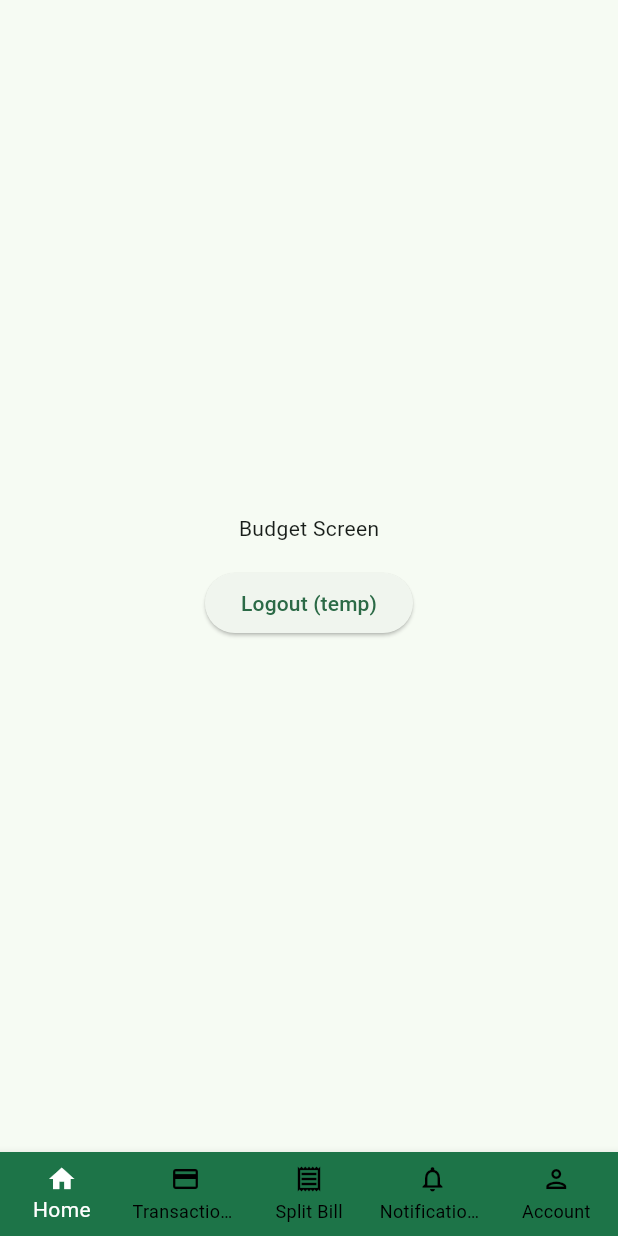
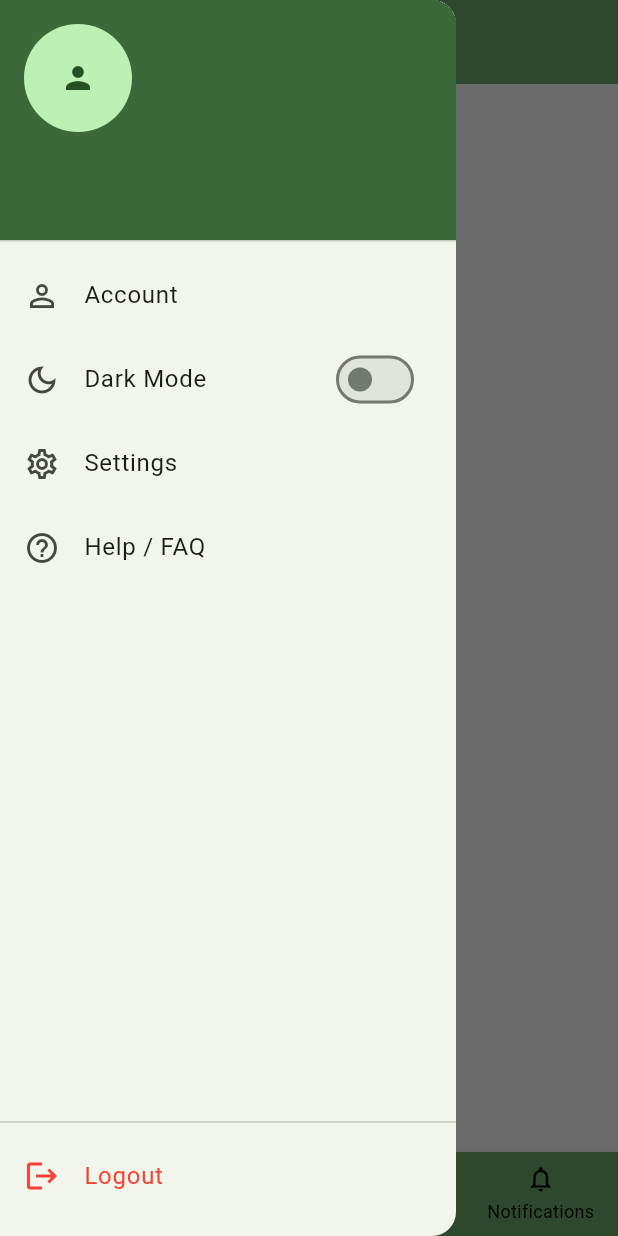
Before and after one commit to markangelojuan/salapify, a Flutter app: the HomeScreen screen opened by its route, with the side drawer open (before the commit the screen has no drawer), on a phone screen of 412 x 824 dp. Run offline on Flutter 3.47's test engine with Material 3 defaults, Android fonts, the phone set to English and light mode, and no system bars; our stand-ins replace cloud_firestore, firebase_auth, firebase_core, flutter_riverpod, go_router, riverpod_annotation and 1 more; accounts and stored records are empty; generated files the repository leaves out were written again.

Commit message:
feat: added drawer and dark theme

```diff
--- a/lib/core/screens/home_screen.dart
+++ b/lib/core/screens/home_screen.dart
@@ -1,6 +1,6 @@
 import 'package:flutter/material.dart';
+import 'package:salapify/core/widgets/app_drawer.dart';
 import 'package:salapify/features/notification/presentation/screens/notification_screen.dart';
-import 'package:salapify/features/authentication/presentation/screens/account_screen.dart';
 import 'package:salapify/features/budget/presentation/screens/budget_screen.dart';
 import 'package:salapify/features/budget/presentation/screens/split_bills_screen.dart';
 import 'package:salapify/features/budget/presentation/screens/transaction_screen.dart';
@@ -20,12 +20,15 @@ class _HomeScreenState extends State<HomeScreen> {
     TransactionScreen(),
     SplitBillsScreen(),
     NotificationScreen(),
-    AccountScreen(),
   ];
+
+  static const _titles = ['Budget', 'Transactions', 'Split Bill', 'Notifications'];
 
   @override
   Widget build(BuildContext context) {
     return Scaffold(
+      appBar: AppBar(title: Text(_titles[currentIndex])),
+      drawer: const AppDrawer(),
       body: IndexedStack(
         index: currentIndex,
         children: _screens,
@@ -52,11 +55,6 @@ class _HomeScreenState extends State<HomeScreen> {
             activeIcon: Icon(Icons.notifications),
             label: 'Notifications',
           ),
-          BottomNavigationBarItem(
-            icon: Icon(Icons.person_outlined),
-            activeIcon: Icon(Icons.person),
-            label: 'Account',
-          ),
         ],
         currentIndex: currentIndex,
         onTap: (value) => setState(() => currentIndex = value),
--- /dev/null
+++ b/lib/core/theme/app_theme.dart
@@ -0,0 +1,42 @@
+import 'package:flutter/material.dart';
+import 'package:salapify/core/theme/app_colors.dart';
+
+class AppTheme {
+  static ThemeData light = ThemeData(
+    brightness: Brightness.light,
+    scaffoldBackgroundColor: AppColors.background,
+    colorScheme: ColorScheme.fromSeed(
+      seedColor: AppColors.primary,
+      brightness: Brightness.light,
+    ),
+    appBarTheme: const AppBarTheme(
+      backgroundColor: AppColors.primary,
+      foregroundColor: Colors.white,
+      centerTitle: true,
+    ),
+    bottomNavigationBarTheme: const BottomNavigationBarThemeData(
+      backgroundColor: AppColors.primary,
+      selectedItemColor: Colors.white,
+      unselectedItemColor: Colors.black,
+    ),
+  );
+
+  static ThemeData dark = ThemeData(
+    brightness: Brightness.dark,
+    scaffoldBackgroundColor: const Color(0xFF121212),
+    colorScheme: ColorScheme.fromSeed(
+      seedColor: AppColors.primary,
+      brightness: Brightness.dark,
+    ),
+    appBarTheme: const AppBarTheme(
+      backgroundColor: Color(0xFF1E1E1E),
+      foregroundColor: Colors.white,
+      centerTitle: true,
+    ),
+    bottomNavigationBarTheme: const BottomNavigationBarThemeData(
+      backgroundColor: Color(0xFF1E1E1E),
+      selectedItemColor: Colors.white,
+      unselectedItemColor: Colors.grey,
+    ),
+  );
+}
--- /dev/null
+++ b/lib/core/theme/theme_controller.dart
@@ -0,0 +1,32 @@
+import 'package:flutter/material.dart';
+import 'package:riverpod_annotation/riverpod_annotation.dart';
+import 'package:shared_preferences/shared_preferences.dart';
+
+part 'theme_controller.g.dart';
+
+const _themeKey = 'theme_mode';
+
+@Riverpod(keepAlive: true)
+class ThemeController extends _$ThemeController {
+  @override
+  ThemeMode build() {
+    _loadTheme();
+    return ThemeMode.light;
+  }
+
+  Future<void> _loadTheme() async {
+    final prefs = await SharedPreferences.getInstance();
+    final saved = prefs.getString(_themeKey);
+    if (saved == 'dark') {
+      state = ThemeMode.dark;
+    } else if (saved == 'light') {
+      state = ThemeMode.light;
+    }
+  }
+
+  Future<void> toggle() async {
+    state = state == ThemeMode.light ? ThemeMode.dark : ThemeMode.light;
+    final prefs = await SharedPreferences.getInstance();
+    await prefs.setString(_themeKey, state == ThemeMode.dark ? 'dark' : 'light');
+  }
+}
--- /dev/null
+++ b/lib/core/widgets/app_drawer.dart
@@ -0,0 +1,92 @@
+import 'package:flutter/material.dart';
+import 'package:flutter_riverpod/flutter_riverpod.dart';
+import 'package:go_router/go_router.dart';
+import 'package:salapify/core/theme/theme_controller.dart';
+import 'package:salapify/features/authentication/data/auth_repository.dart';
+import 'package:salapify/features/authentication/presentation/controllers/auth_controller.dart';
+import 'package:salapify/router/guest_controller.dart';
+
+class AppDrawer extends ConsumerWidget {
+  const AppDrawer({super.key});
+
+  @override
+  Widget build(BuildContext context, WidgetRef ref) {
+    final user = ref.watch(currentUserProvider);
+    final isGuest = ref.watch(guestModeProvider);
+    final themeMode = ref.watch(themeControllerProvider);
+
+    return Drawer(
+      child: SafeArea(
+        child: Column(
+          children: [
+            UserAccountsDrawerHeader(
+              accountName: Text(user?.displayName ?? "User"),
+              accountEmail: Text(user?.email ?? ""),
+              currentAccountPicture: const CircleAvatar(
+                child: Icon(Icons.person),
+              ),
+            ),
+            ListTile(
+              leading: const Icon(Icons.person_outline),
+              title: const Text("Account"),
+              onTap: () {
+                Navigator.pop(context);
+                if (isGuest) {
+                  ref.read(guestModeProvider.notifier).disable();
+                  context.go('/sign-in');
+                } else {
+                  context.push('/account');
+                }
+              },
+            ),
+            SwitchListTile(
+              secondary: const Icon(Icons.dark_mode_outlined),
+              title: const Text("Dark Mode"),
+              value: themeMode == ThemeMode.dark,
+              onChanged: (_) =>
+                  ref.read(themeControllerProvider.notifier).toggle(),
+            ),
+            ListTile(
+              leading: const Icon(Icons.settings_outlined),
+              title: const Text("Settings"),
+              onTap: () {
+                Navigator.pop(context);
+                context.push('/settings');
+              },
+            ),
+            ListTile(
+              leading: const Icon(Icons.help_outline),
+              title: const Text("Help / FAQ"),
+              onTap: () {
+                Navigator.pop(context);
+                context.push('/help');
+              },
+            ),
+            const Spacer(),
+            const Divider(),
+            ListTile(
+              leading: Icon(
+                isGuest ? Icons.login : Icons.logout,
+                color: isGuest ? null : Colors.red,
+              ),
+              title: Text(
+                isGuest ? "Sign In" : "Logout",
+                style: isGuest ? null : const TextStyle(color: Colors.red),
+              ),
+              onTap: () {
+                Navigator.pop(context);
+                if (isGuest) {
+                  ref.read(guestModeProvider.notifier).disable();
+                  context.go('/sign-in');
+                } else {
+                  ref.read(authControllerProvider.notifier).signOut();
+                }
+              },
+            ),
+            const SizedBox(height: 12),
+          ],
+        ),
+      ),
+    );
+  }
+}
--- a/lib/features/authentication/presentation/widgets/sign_in_form.dart
+++ b/lib/features/authentication/presentation/widgets/sign_in_form.dart
@@ -7,6 +7,7 @@ import 'package:salapify/core/widgets/common_snackbar.dart';
 import 'package:salapify/features/authentication/presentation/controllers/auth_controller.dart';
 import 'package:salapify/router/routes.dart';
 import 'package:flutter_riverpod/flutter_riverpod.dart';
+import 'package:salapify/router/guest_controller.dart';
 
 class SignInForm extends ConsumerStatefulWidget {
   const SignInForm({super.key});
@@ -104,7 +105,10 @@ class _SignInFormState extends ConsumerState<SignInForm> {
           const SizedBox(height: 8),
           Center(
             child: TextButton(
-              onPressed: () {},
+              onPressed: () {
+                ref.read(guestModeProvider.notifier).enable();
+                context.go('/home');
+              },
               child: const Text("Continue as guest"),
             ),
           ),
--- /dev/null
+++ b/lib/features/settings/presentation/screens/help_screen.dart
@@ -0,0 +1,13 @@
+import 'package:flutter/material.dart';
+
+class HelpScreen extends StatelessWidget {
+  const HelpScreen({super.key});
+
+  @override
+  Widget build(BuildContext context) {
+    return Scaffold(
+      appBar: AppBar(title: const Text("Help")),
+      body: const Center(child: Text("Help Screen")),
+    );
+  }
+}
--- /dev/null
+++ b/lib/features/settings/presentation/screens/settings_screen.dart
@@ -0,0 +1,13 @@
+import 'package:flutter/material.dart';
+
+class SettingsScreen extends StatelessWidget {
+  const SettingsScreen({super.key});
+
+  @override
+  Widget build(BuildContext context) {
+    return Scaffold(
+      appBar: AppBar(title: const Text("Settings")),
+      body: const Center(child: Text("Settings Screen")),
+    );
+  }
+}
--- a/lib/router/routes.dart
+++ b/lib/router/routes.dart
@@ -1,8 +1,12 @@
 import 'package:salapify/features/authentication/presentation/screens/sign_in_screen.dart';
 import 'package:salapify/features/authentication/presentation/screens/sign_up_screen.dart';
 import 'package:salapify/features/authentication/data/auth_repository.dart';
+import 'package:salapify/features/settings/presentation/screens/account_screen.dart';
+import 'package:salapify/features/settings/presentation/screens/settings_screen.dart';
+import 'package:salapify/features/settings/presentation/screens/help_screen.dart';
 import 'package:salapify/core/screens/home_screen.dart';
 import 'package:salapify/router/go_router_refresh_stream.dart';
+import 'package:salapify/router/guest_controller.dart';
 import 'package:flutter_riverpod/flutter_riverpod.dart';
 
 import 'package:go_router/go_router.dart';
@@ -11,7 +15,7 @@ import 'package:riverpod_annotation/riverpod_annotation.dart';
 part 'routes.g.dart';
 
 enum AppRoutes {
-  home, signIn, signUp
+  home, signIn, signUp, account, settings, help
 }
 
 @Riverpod(keepAlive: true)
@@ -23,11 +27,12 @@ GoRouter goRouter(Ref ref) {
     debugLogDiagnostics: true,
     redirect: (ctx, state) {
       final isLoggedIn = authRepository.currentUser != null;
+      final isGuest = ref.watch(guestModeProvider);
       final loc = state.matchedLocation;
 
-      if (isLoggedIn && (loc == "/sign-in" || loc == "/sign-up")) {
+      if ((isLoggedIn || isGuest) && (loc == "/sign-in" || loc == "/sign-up")) {
         return "/home";
-      } else if (!isLoggedIn && loc.startsWith("/home")) {
+      } else if (!isLoggedIn && !isGuest && loc.startsWith("/home")) {
         return "/sign-in";
       }
 
@@ -50,6 +55,21 @@ GoRouter goRouter(Ref ref) {
         name: AppRoutes.signUp.name,
         builder: (ctx, state) => const SignUpScreen(),
       ),
+      GoRoute(
+        path: "/account",
+        name: AppRoutes.account.name,
+        builder: (ctx, state) => const AccountScreen(),
+      ),
+      GoRoute(
+        path: "/settings",
+        name: AppRoutes.settings.name,
+        builder: (ctx, state) => const SettingsScreen(),
+      ),
+      GoRoute(
+        path: "/help",
+        name: AppRoutes.help.name,
+        builder: (ctx, state) => const HelpScreen(),
+      ),
     ],
   );
 }
--- a/pubspec.yaml
+++ b/pubspec.yaml
@@ -47,6 +47,8 @@ dependencies:
   path_provider: ^2.0.0
   path: ^1.8.0
   drift_dev: ^2.18.0
+  shared_preferences: ^2.5.5
+  uuid: ^4.5.1
 
 dev_dependencies:
   flutter_test:
```
Also changed, not shown: lib/features/authentication/presentation/screens/account_screen.dart (deleted, +0 -11 lines), lib/features/budget/presentation/screens/budget_screen.dart (+1 -7 lines), lib/features/settings/presentation/screens/account_screen.dart (added, +13 -0 lines), lib/main.dart (+6 -19 lines), lib/router/guest_controller.dart (added, +12 -0 lines), lib/core/theme/theme_controller.g.dart (added), lib/features/authentication/presentation/controllers/auth_controller.g.dart, lib/router/guest_controller.g.dart (added), lib/router/routes.g.dart, pubspec.lock, 1 other file.
